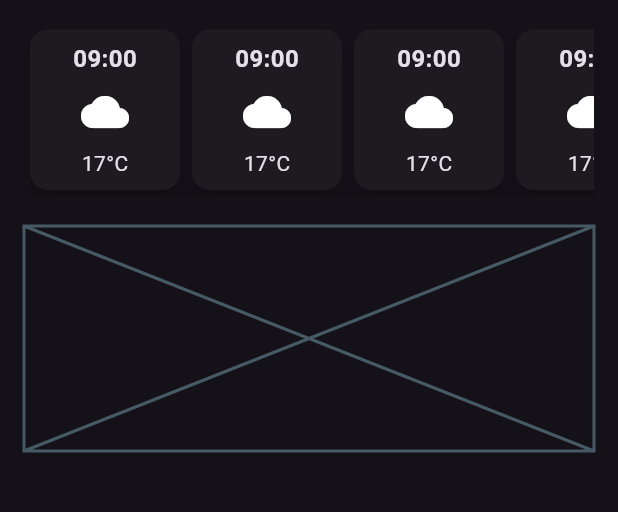
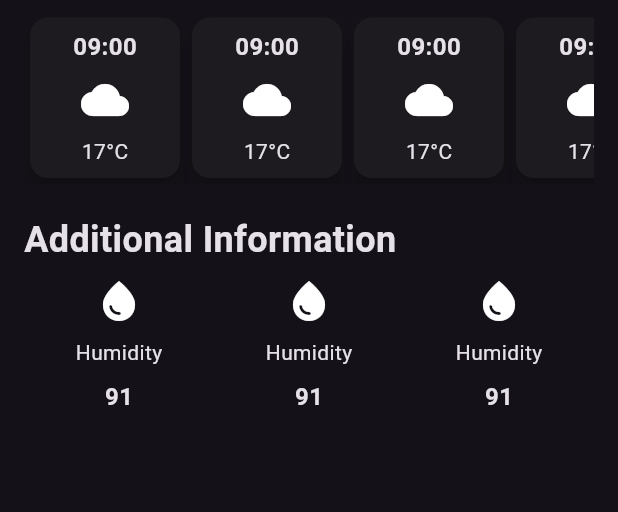
Before and after one commit to magdalenalonc/weather_app, a Flutter app: the screen it shows after launch, on a phone screen of 412 x 824 dp, the part 491-1003 px from its top. Run offline on Flutter 3.47's test engine with Material 3 defaults, Android fonts, the phone set to English and light mode, and no system bars.

Commit message:
Add AdditionalInfoItem & extract widgets to separate files

```diff
--- /dev/null
+++ b/lib/additional_info_item.dart
@@ -0,0 +1,29 @@
+import 'package:flutter/material.dart';
+
+class AdditionalInfoItem extends StatelessWidget {
+  const AdditionalInfoItem({
+    super.key,
+  });
+
+  @override
+  Widget build(BuildContext context) {
+    return const Column(
+      children: [
+        Icon(
+          Icons.water_drop,
+          size: 32,
+        ),
+        SizedBox(height: 8),
+        Text('Humidity'),
+        SizedBox(height: 8),
+        Text(
+          '91',
+          style: TextStyle(
+            fontSize: 16,
+            fontWeight: FontWeight.bold,
+          ),
+        ),
+      ],
+    );
+  }
+}
--- /dev/null
+++ b/lib/hourly_forecast_item.dart
@@ -0,0 +1,41 @@
+import 'package:flutter/material.dart';
+
+class HourlyForecastItem extends StatelessWidget {
+  const HourlyForecastItem({
+    super.key,
+  });
+
+  @override
+  Widget build(BuildContext context) {
+    return Card(
+      elevation: 6,
+      child: Container(
+        width: 100,
+        padding: const EdgeInsets.all(8.0),
+        decoration: BoxDecoration(
+          borderRadius: BorderRadius.circular(18),
+        ),
+        child: const Column(
+          children: [
+            Text(
+              '09:00',
+              style: TextStyle(
+                fontSize: 16,
+                fontWeight: FontWeight.bold,
+              ),
+            ),
+            SizedBox(height: 8),
+            Icon(
+              Icons.cloud,
+              size: 32,
+            ),
+            SizedBox(height: 8),
+            Text(
+              '17°C',
+            ),
+          ],
+        ),
+      ),
+    );
+  }
+}
--- a/lib/weather_screen.dart
+++ b/lib/weather_screen.dart
@@ -1,8 +1,8 @@
 import 'dart:ui';
 
-import 'package:flutter/cupertino.dart';
 import 'package:flutter/material.dart';
-import 'package:flutter/widgets.dart';
+import 'package:weather_app/additional_info_item.dart';
+import 'package:weather_app/hourly_forecast_item.dart';
 
 class WeatherScreen extends StatelessWidget {
   const WeatherScreen({super.key});
@@ -82,7 +82,7 @@ class WeatherScreen extends StatelessWidget {
                 fontWeight: FontWeight.bold,
               ),
             ),
-            const SizedBox(height: 16),
+            const SizedBox(height: 8),
             const SingleChildScrollView(
               scrollDirection: Axis.horizontal,
               child: Row(
@@ -97,8 +97,21 @@ class WeatherScreen extends StatelessWidget {
             ),
             const SizedBox(height: 20),
             // additional information
-            const Placeholder(
-              fallbackHeight: 150,
+            const Text(
+              'Additional Information',
+              style: TextStyle(
+                fontSize: 24,
+                fontWeight: FontWeight.bold,
+              ),
+            ),
+            const SizedBox(height: 8),
+            Row(
+              mainAxisAlignment: MainAxisAlignment.spaceAround,
+              children: [
+                AdditionalInfoItem(),
+                AdditionalInfoItem(),
+                AdditionalInfoItem(),
+              ],
             ),
           ],
         ),
@@ -106,43 +119,3 @@ class WeatherScreen extends StatelessWidget {
     );
   }
 }
-
-class HourlyForecastItem extends StatelessWidget {
-  const HourlyForecastItem({
-    super.key,
-  });
-
-  @override
-  Widget build(BuildContext context) {
-    return Card(
-      elevation: 6,
-      child: Container(
-        width: 100,
-        padding: const EdgeInsets.all(8.0),
-        decoration: BoxDecoration(
-          borderRadius: BorderRadius.circular(18),
-        ),
-        child: const Column(
-          children: [
-            Text(
-              '09:00',
-              style: TextStyle(
-                fontSize: 16,
-                fontWeight: FontWeight.bold,
-              ),
-            ),
-            SizedBox(height: 8),
-            Icon(
-              Icons.cloud,
-              size: 32,
-            ),
-            SizedBox(height: 8),
-            Text(
-              '17°C',
-            ),
-          ],
-        ),
-      ),
-    );
-  }
-}
```
